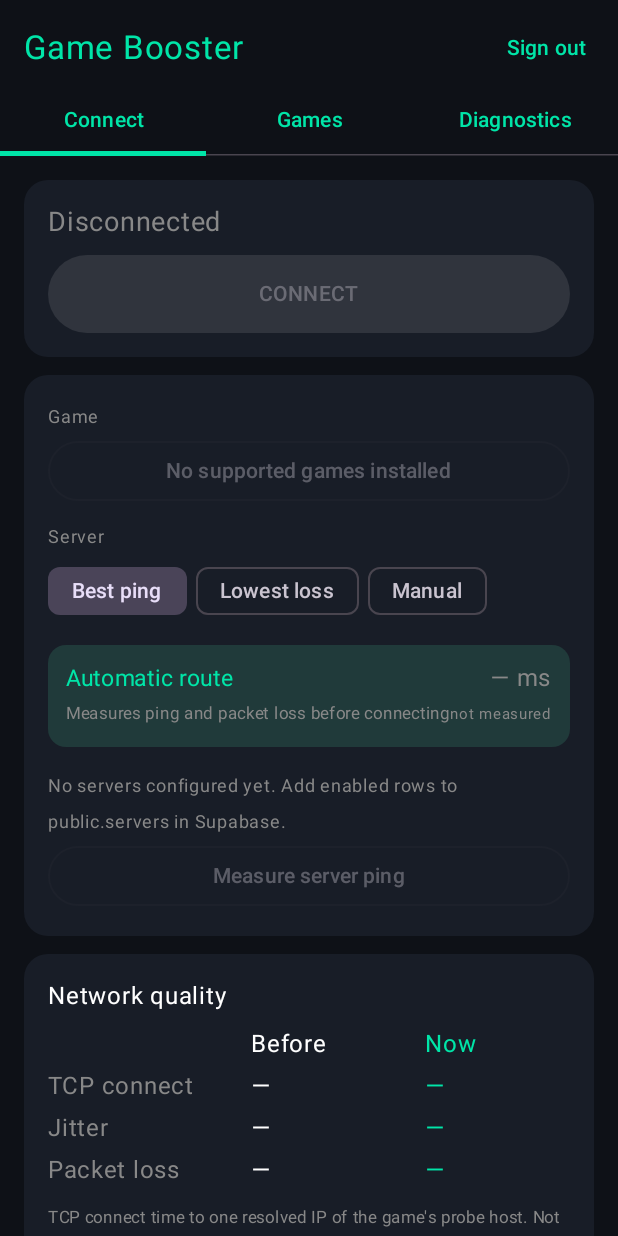
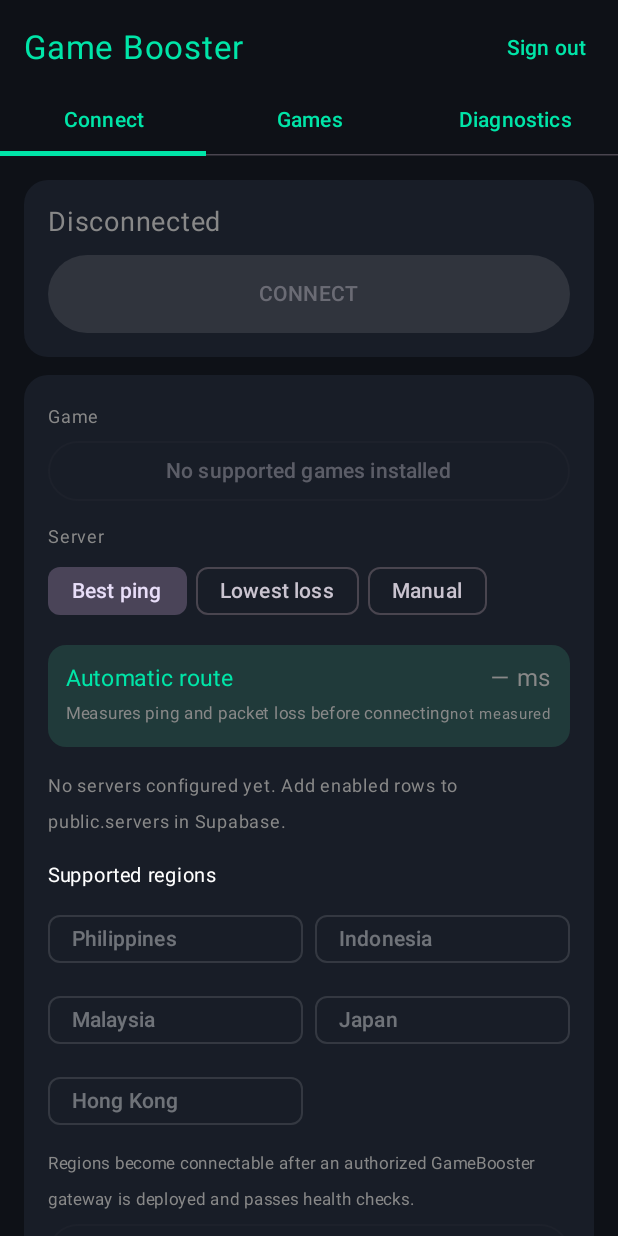
Before and after one commit to royjunmauricio04-a11y/GameBooster, an Android app built with Jetpack Compose: the composable MainScreen shown on its own in the app's theme, on a phone screen of 412 x 824 dp. Run offline under Robolectric (Android 15) with nearby library versions, the phone set to English and light mode, and no system bars; pictures from the network do not load.

Commit message:
Show supported server regions

```diff
--- a/app/src/main/java/com/gamebooster/app/ui/Screens.kt
+++ b/app/src/main/java/com/gamebooster/app/ui/Screens.kt
@@ -143,6 +143,7 @@ private fun ConnectTab(st: UiState, vm: MainViewModel) {
 }
 
 private enum class ServerOrder { BEST_PING, LOWEST_LOSS, MANUAL }
+private val supportedRegions = listOf("Philippines", "Indonesia", "Malaysia", "Japan", "Hong Kong")
 
 @Composable
 private fun ServerBrowser(st: UiState, vm: MainViewModel, locked: Boolean, preferredName: String?) {
@@ -171,6 +172,17 @@ private fun ServerBrowser(st: UiState, vm: MainViewModel, locked: Boolean, prefe
     if (servers.isEmpty()) {
         Text("No servers configured yet. Add enabled rows to public.servers in Supabase.", color = Color.Gray, fontSize = 12.sp,
             modifier = Modifier.padding(top = 10.dp))
+        Text("Supported regions", color = Color.White, fontSize = 13.sp, modifier = Modifier.padding(top = 12.dp, bottom = 6.dp))
+        supportedRegions.chunked(2).forEach { row ->
+            Row(horizontalArrangement = Arrangement.spacedBy(8.dp), modifier = Modifier.fillMaxWidth().padding(bottom = 6.dp)) {
+                row.forEach { region ->
+                    AssistChip(onClick = {}, enabled = false, label = { Text(region) }, modifier = Modifier.weight(1f))
+                }
+                if (row.size == 1) Spacer(Modifier.weight(1f))
+            }
+        }
+        Text("Regions become connectable after an authorized GameBooster gateway is deployed and passes health checks.",
+            color = Color.Gray, fontSize = 11.sp)
     } else {
         servers.forEach { server ->
             val probe = st.serverRtts[server.id]
```
